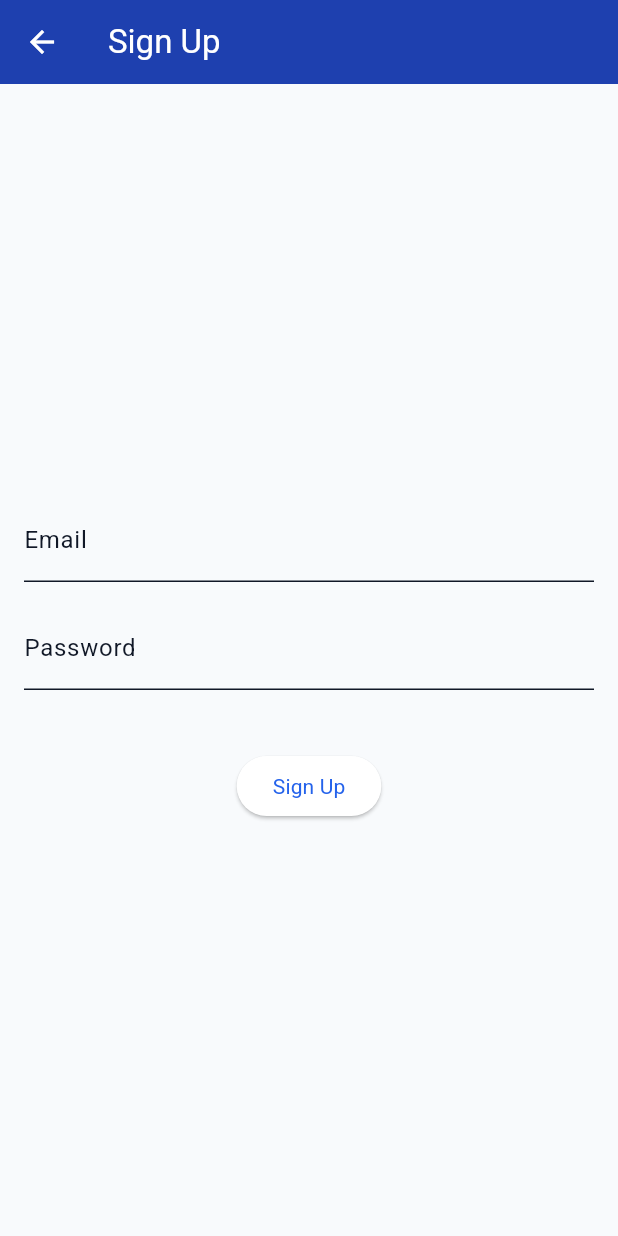
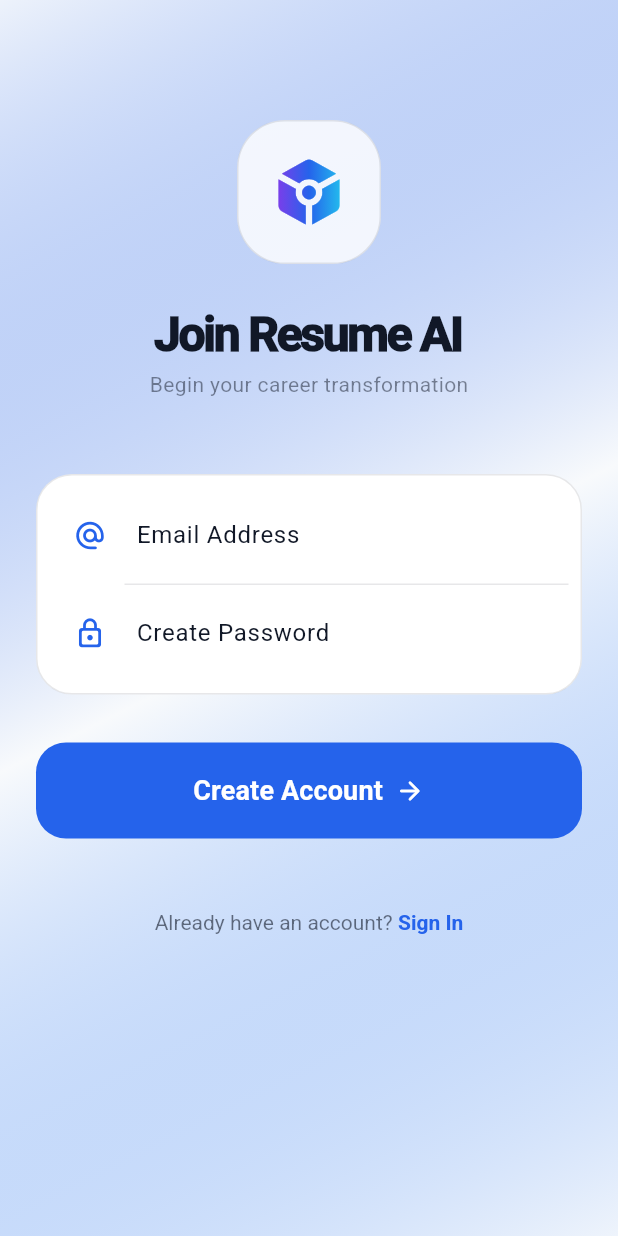
Before and after one commit to Muaz2004/AI-Resume-Craft-Flutter, a Flutter app: the SignupScreen screen opened directly, on a phone screen of 412 x 824 dp. Run offline on Flutter 3.47's test engine with Material 3 defaults, Android fonts, the phone set to English and light mode, and no system bars; our stand-ins replace cloud_firestore, firebase_auth, firebase_core, flutter_dotenv, flutter_riverpod, printing and 1 more; accounts and stored records are empty.

Commit message:
registeration page ui styled

```diff
--- a/lib/features/auth/presentation/signup_screen.dart
+++ b/lib/features/auth/presentation/signup_screen.dart
@@ -2,14 +2,9 @@ import 'package:flutter/material.dart';
 import 'package:flutter_riverpod/flutter_riverpod.dart';
 import 'package:resume_ai/shared/providers/auth_providers.dart';
 
-
-
-
-
 class SignupScreen extends ConsumerStatefulWidget {
   @override
   _SignupScreenState createState() => _SignupScreenState();
-
 }
 
 class _SignupScreenState extends ConsumerState<SignupScreen> {
@@ -27,35 +22,162 @@ void dispose() {
 
   @override
   Widget build(BuildContext context) {
+    final theme = Theme.of(context);
+    final colorScheme = theme.colorScheme;
+
     return Scaffold(
-      appBar: AppBar(title: Text('Sign Up')),
-      body: Padding(
-        padding: const EdgeInsets.all(16.0),
+      body: Container(
+        width: double.infinity,
+        height: double.infinity,
+        decoration: BoxDecoration(
+          gradient: LinearGradient(
+            begin: Alignment.topLeft,
+            end: Alignment.bottomRight,
+            colors: [
+              colorScheme.primary.withOpacity(0.05),
+              theme.scaffoldBackgroundColor,
+              colorScheme.secondary.withOpacity(0.05),
+            ],
+          ),
+        ),
+        child: SafeArea(
+          child: SingleChildScrollView(
+            padding: const EdgeInsets.symmetric(horizontal: 24, vertical: 40),
             child: Column(
-          mainAxisAlignment: MainAxisAlignment.center,
+              crossAxisAlignment: CrossAxisAlignment.center,
               children: [
-            TextField(
+                const SizedBox(height: 40),
+
+                Container(
+                  padding: const EdgeInsets.all(20),
+                  decoration: BoxDecoration(
+                    color: theme.cardColor.withOpacity(0.8),
+                    borderRadius: BorderRadius.circular(32),
+                    border: Border.all(color: theme.dividerColor.withOpacity(0.1)),
+                  ),
+                  child: ShaderMask(
+                    shaderCallback: (bounds) => const LinearGradient(
+                      colors: [Color(0xFF9333EA), Color(0xFF2563EB), Color(0xFF22D3EE)],
+                    ).createShader(bounds),
+                    child: const Icon(Icons.token_rounded, size: 54, color: Colors.white),
+                  ),
+                ),
+                const SizedBox(height: 24),
+                const Text(
+                  "Join Resume AI",
+                  style: TextStyle(fontSize: 32, fontWeight: FontWeight.w900, letterSpacing: -1.5),
+                ),
+                Text(
+                  "Begin your career transformation",
+                  style: TextStyle(color: colorScheme.onSurface.withOpacity(0.5), fontSize: 14),
+                ),
+
+                const SizedBox(height: 50),
+
+
+                Container(
+                  padding: const EdgeInsets.all(8),
+                  decoration: BoxDecoration(
+                    color: theme.cardColor,
+                    borderRadius: BorderRadius.circular(24),
+                    border: Border.all(color: theme.dividerColor.withOpacity(0.1)),
+                  ),
+                  child: Column(
+                    children: [
+                      _buildTextField(
                         controller: _emailController,
-              decoration: InputDecoration(labelText: 'Email'),
+                        hint: "Email Address",
+                        icon: Icons.alternate_email_rounded,
                       ),
-            SizedBox(height: 16),
-            TextField(
+                      Divider(height: 1, indent: 50, color: theme.dividerColor.withOpacity(0.1)),
+                      _buildTextField(
                         controller: _passwordController,
-              decoration: InputDecoration(labelText: 'Password'),
+                        hint: "Create Password",
+                        icon: Icons.lock_outline_rounded,
                         obscureText: true,
-            ),
-            SizedBox(height: 24),
-            if (_errorMessage != null)
-              Text(_errorMessage!, style: TextStyle(color: Colors.red)),
-            SizedBox(height: 16),
-            ElevatedButton(
-              onPressed: _isLoading ? null : _signup,
-              child: _isLoading
-                  ? CircularProgressIndicator(color: Colors.white)
-                  : Text('Sign Up'),
                       ),
                     ],
                   ),
+                ),
+
+                if (_errorMessage != null)
+                  Padding(
+                    padding: const EdgeInsets.only(top: 16),
+                    child: Text(_errorMessage!,
+                      textAlign: TextAlign.center,
+                      style: const TextStyle(color: Colors.redAccent, fontWeight: FontWeight.w600)),
+                  ),
+
+                const SizedBox(height: 32),
+
+
+                SizedBox(
+                  width: double.infinity,
+                  height: 64,
+                  child: ElevatedButton(
+                    onPressed: _isLoading ? null : _signup,
+                    style: ElevatedButton.styleFrom(
+                      backgroundColor: const Color(0xFF2563EB),
+                      foregroundColor: Colors.white,
+                      elevation: 0,
+                      shape: RoundedRectangleBorder(borderRadius: BorderRadius.circular(20)),
+                    ),
+                    child: _isLoading
+                        ? const CircularProgressIndicator(color: Colors.white, strokeWidth: 2)
+                        : const Row(
+                            mainAxisAlignment: MainAxisAlignment.center,
+                            children: [
+                              Text('Create Account', style: TextStyle(fontSize: 18, fontWeight: FontWeight.bold)),
+                              SizedBox(width: 8),
+                              Icon(Icons.arrow_forward_rounded, size: 20),
+                            ],
+                          ),
+                  ),
+                ),
+
+                const SizedBox(height: 32),
+
+
+                TextButton(
+                  onPressed: () => Navigator.pop(context),
+                  child: RichText(
+                    text: TextSpan(
+                      style: TextStyle(color: colorScheme.onSurface.withOpacity(0.6), fontSize: 14),
+                      children: [
+                        const TextSpan(text: "Already have an account? "),
+                        TextSpan(
+                          text: "Sign In",
+                          style: TextStyle(color: colorScheme.primary, fontWeight: FontWeight.bold),
+                        ),
+                      ],
+                    ),
+                  ),
+                ),
+              ],
+            ),
+          ),
+        ),
+      ),
+    );
+  }
+
+  Widget _buildTextField({
+    required TextEditingController controller,
+    required String hint,
+    required IconData icon,
+    bool obscureText = false,
+  }) {
+    return TextFormField(
+      controller: controller,
+      obscureText: obscureText,
+      decoration: InputDecoration(
+        hintText: hint,
+        prefixIcon: Padding(
+          padding: const EdgeInsets.symmetric(horizontal: 16),
+          child: Icon(icon, color: const Color(0xFF2563EB), size: 22),
+        ),
+        border: InputBorder.none,
+        contentPadding: const EdgeInsets.symmetric(vertical: 20),
       ),
     );
   }
@@ -65,22 +187,25 @@ void dispose() {
       _isLoading = true;
       _errorMessage = null;
     });
+
     final authService = ref.read(signUpServiceProvider);
+
     try {
       await authService.signUp(
-        email: _emailController.text,
-        password: _passwordController.text,
+        email: _emailController.text.trim(),
+        password: _passwordController.text.trim(),
       );
-      Navigator.pop(context); // Go back to login screen
+      if (mounted) Navigator.pop(context);
     } catch (e) {
       setState(() {
-        _errorMessage = e.toString();
+        _errorMessage = "Account creation failed. Please try again.";
       });
     } finally {
+      if (mounted) {
         setState(() {
           _isLoading = false;
         });
       }
     }
-
   }
+}
```
Lines whose indentation alone changed are shown as unchanged.
